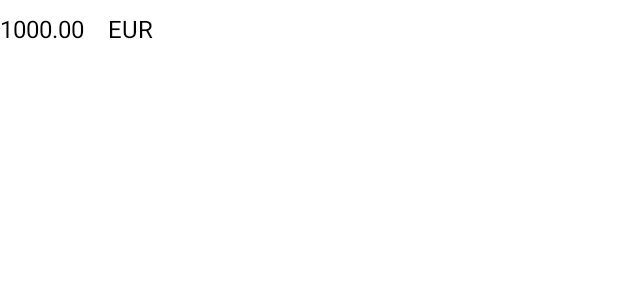
After one commit to VaruzhSargsyan/ExamExchange, an Android app: the layout list_item_balance.xml on its own in the app's theme, with its tools: preview values and no code run, on a phone screen of 412 x 824 dp. The commit adds this screen. Shown: the top 300 px of the screen. Run offline under Robolectric (Android 15) with nearby library versions, the phone set to English and light mode, and no system bars; network calls fail.

Commit message:
- Implemented Balance UI/UX - updated data format - add 1000 EUR into db on db creation - few bug fixes - cleanup

```diff
--- a/app/src/main/java/com/app/examexchange/database/MyDatabase.kt
+++ b/app/src/main/java/com/app/examexchange/database/MyDatabase.kt
@@ -31,7 +31,7 @@ abstract class MyDatabase : RoomDatabase() {
             super.onCreate(db)
             INSTANCE?.let { database ->
                 scope.launch {
-
+                    database.balanceDao().upsert(listOf(Balance(currency = "EUR", value = 1000.0f)))
                 }
             }
         }
--- a/app/src/main/java/com/app/examexchange/database/dao/CurrencyDao.kt
+++ b/app/src/main/java/com/app/examexchange/database/dao/CurrencyDao.kt
@@ -8,7 +8,7 @@ import kotlinx.coroutines.flow.Flow
 
 @Dao
 interface CurrencyDao {
-    @Query("Select * from table_currencies order by name ASC")
+    @Query("SELECT * FROM table_currencies ORDER BY name ASC")
     fun allCurrencies(): Flow<List<Currency>>
 
     @Upsert
--- a/app/src/main/java/com/app/examexchange/database/dao/ExchangeDao.kt
+++ b/app/src/main/java/com/app/examexchange/database/dao/ExchangeDao.kt
@@ -3,10 +3,11 @@ package com.app.examexchange.database.dao
 import androidx.room.Dao
 import androidx.room.Insert
 import androidx.room.OnConflictStrategy
+import com.app.examexchange.database.entities.Exchange
 import com.app.examexchange.database.entities.Rule
 
 @Dao
 interface ExchangeDao {
     @Insert(onConflict = OnConflictStrategy.REPLACE)
-    suspend fun insert(rule: Rule)
+    suspend fun insert(exchange: Exchange)
 }
--- a/app/src/main/java/com/app/examexchange/database/entities/Balance.kt
+++ b/app/src/main/java/com/app/examexchange/database/entities/Balance.kt
@@ -7,6 +7,8 @@ import androidx.room.PrimaryKey
 @Entity(tableName = "table_balance")
 data class Balance (
     @PrimaryKey(autoGenerate = true) val id: Int = 0,
-    @ColumnInfo(name = "currency") val currency: Int,
+    @ColumnInfo(name = "currency") val currency: String,
     @ColumnInfo(name = "value") val value: Float
-)
+) {
+    fun getFormattedValueString() = String.format("%.2f", value)
+}
--- a/app/src/main/java/com/app/examexchange/model/AbstractViewModel.kt
+++ b/app/src/main/java/com/app/examexchange/model/AbstractViewModel.kt
@@ -8,6 +8,4 @@ import com.app.examexchange.reopsitories.DatabaseRepository
 
 abstract class AbstractViewModel(protected val applicationModel: ApplicationModel) : ViewModel() {
     protected val api: Api by lazy { Client.getClient().create(Api::class.java) }
-
-//    private val repository: DatabaseRepository by lazy { applicationModel.repository }
 }
--- a/app/src/main/java/com/app/examexchange/ui/MainViewModel.kt
+++ b/app/src/main/java/com/app/examexchange/ui/MainViewModel.kt
@@ -2,6 +2,7 @@ package com.app.examexchange.ui
 
 import androidx.lifecycle.*
 import com.app.examexchange.application.ApplicationModel
+import com.app.examexchange.database.entities.Balance
 import com.app.examexchange.database.entities.Currencies
 import com.app.examexchange.database.entities.Currency
 import com.app.examexchange.model.AbstractViewModel
@@ -13,6 +14,8 @@ import retrofit2.Response
 class MainViewModel(applicationModel: ApplicationModel) : AbstractViewModel(applicationModel) {
 
     var allCurrencies: LiveData<List<Currency>> = applicationModel.repository.allCurrencies.asLiveData()
+    var listBalance: LiveData<List<Balance>> = applicationModel.repository.listBalance.asLiveData()
+
     private val eventManager = EventManager()
 
     init {
--- /dev/null
+++ b/app/src/main/res/layout/list_item_balance.xml
@@ -0,0 +1,22 @@
+<?xml version="1.0" encoding="utf-8"?>
+<LinearLayout
+    xmlns:android="http://schemas.android.com/apk/res/android"
+    android:layout_width="wrap_content"
+    android:layout_height="wrap_content"
+    android:orientation="horizontal"
+    android:paddingTop="@dimen/small_margin"
+    android:paddingBottom="@dimen/small_margin"
+    android:paddingStart="0dp"
+    android:paddingEnd="@dimen/middle_margin">
+
+    <TextView
+        android:id="@+id/textValue"
+        style="@style/BalanceTextStyle"
+        android:text="1000.00"/>
+
+    <TextView
+        android:id="@+id/textCurrency"
+        style="@style/BalanceTextStyle"
+        android:text="EUR"/>
+
+</LinearLayout>
--- /dev/null
+++ b/app/src/main/res/values/dimens.xml
@@ -0,0 +1,8 @@
+<?xml version="1.0" encoding="utf-8"?>
+<resources>
+
+    <dimen name="big_margin">32dp</dimen>
+    <dimen name="middle_margin">16dp</dimen>
+    <dimen name="small_margin">8dp</dimen>
+
+</resources>
--- a/app/src/main/res/values/strings.xml
+++ b/app/src/main/res/values/strings.xml
@@ -1,3 +1,4 @@
 <resources>
-    <string name="app_name">ExamExchange</string>
+    <string name="app_name">Currency Converter</string>
+    <string name="title_my_balances">My Balances</string>
 </resources>
--- /dev/null
+++ b/app/src/main/res/values/styles.xml
@@ -0,0 +1,19 @@
+<?xml version="1.0" encoding="utf-8"?>
+<resources>
+
+    <style name="TitleStyle">
+        <item name="android:layout_height">wrap_content</item>
+        <item name="android:layout_width">wrap_content</item>
+        <item name="android:layout_marginTop">@dimen/middle_margin</item>
+        <item name="android:textSize">14sp</item>
+    </style>
+
+    <style name="BalanceTextStyle">
+        <item name="android:layout_height">wrap_content</item>
+        <item name="android:layout_width">wrap_content</item>
+        <item name="android:layout_marginEnd">@dimen/middle_margin</item>
+        <item name="android:textSize">16sp</item>
+        <item name="android:textColor">@color/black</item>
+    </style>
+
+</resources>
```
Also changed, not shown: app/src/main/java/com/app/examexchange/database/MapConverter.kt (deleted, +0 -22 lines), app/src/main/java/com/app/examexchange/database/dao/BalanceDao.kt (+7 -8 lines), app/src/main/java/com/app/examexchange/reopsitories/DatabaseRepository.kt (+8 -0 lines), app/src/main/java/com/app/examexchange/ui/MainActivity.kt (+9 -1 lines), app/src/main/java/com/app/examexchange/ui/adapters/BalanceAdapter.kt (added, +40 -0 lines), app/src/main/java/com/app/examexchange/utils/ValidationUtil.kt (added, +23 -0 lines), app/src/main/res/layout/activity_main.xml (+16 -6 lines).
